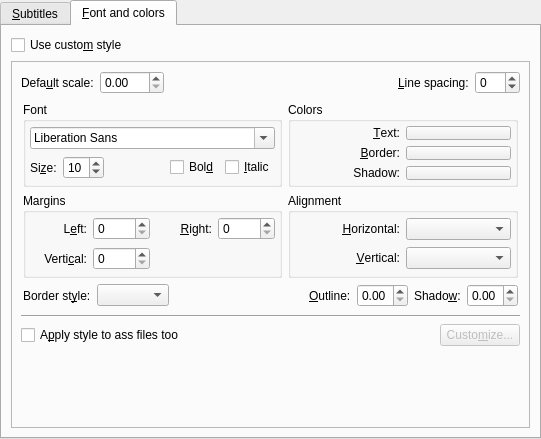
Before: the Qt Designer form src/prefsubtitles.ui in wilbert2000/wzplayer, drawn with Qt 5.
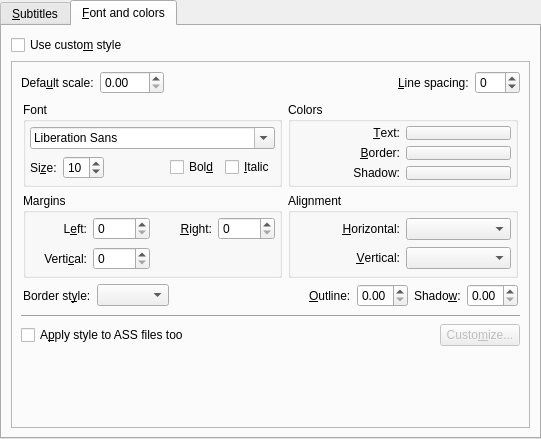
After: the same form once the commit is applied. The open tabs and pages were chosen to show the change. Custom widgets are drawn as their Qt base class.

Commit message: 'ass files' => 'ASS files'

What changed in the file:
```diff
--- a/src/prefsubtitles.ui
+++ b/src/prefsubtitles.ui
@@ -736,7 +736,7 @@
              <item>
               <widget class="QCheckBox" name="force_ass_styles">
                <property name="text">
-                <string>A&amp;pply style to ass files too</string>
+                <string>A&amp;pply style to ASS files too</string>
                </property>
               </widget>
              </item>
```
